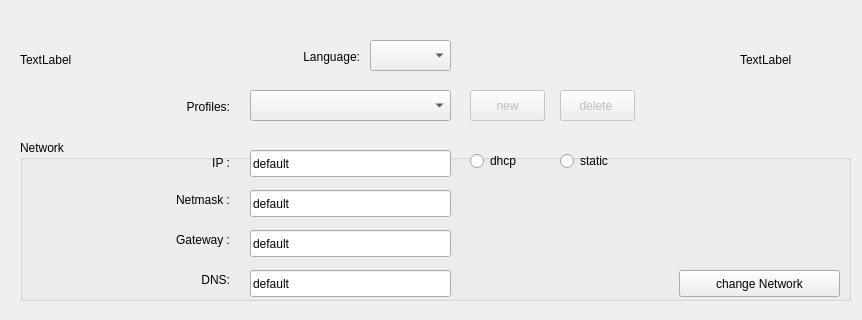
First picture: the form in ConfigPage/mainwindow.ui, repository IT4smart/ConfigurationPage, before the edit; both pictures show x 0 to 862 and y 0 to 320 of the 862 by 768 pixel window.
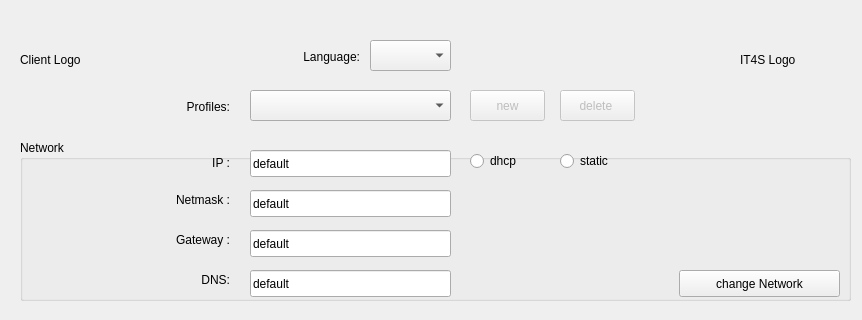
Second picture: the form after the edit.

```diff
--- a/ConfigPage/mainwindow.ui
+++ b/ConfigPage/mainwindow.ui
@@ -405,7 +405,7 @@
      </rect>
     </property>
     <property name="text">
-     <string>TextLabel</string>
+     <string>Client Logo</string>
     </property>
    </widget>
    <widget class="QLabel" name="lb_picture_right">
@@ -418,7 +418,7 @@
      </rect>
     </property>
     <property name="text">
-     <string>TextLabel</string>
+     <string>IT4S Logo</string>
     </property>
    </widget>
    <widget class="QPushButton" name="btn_profile_new">
```
